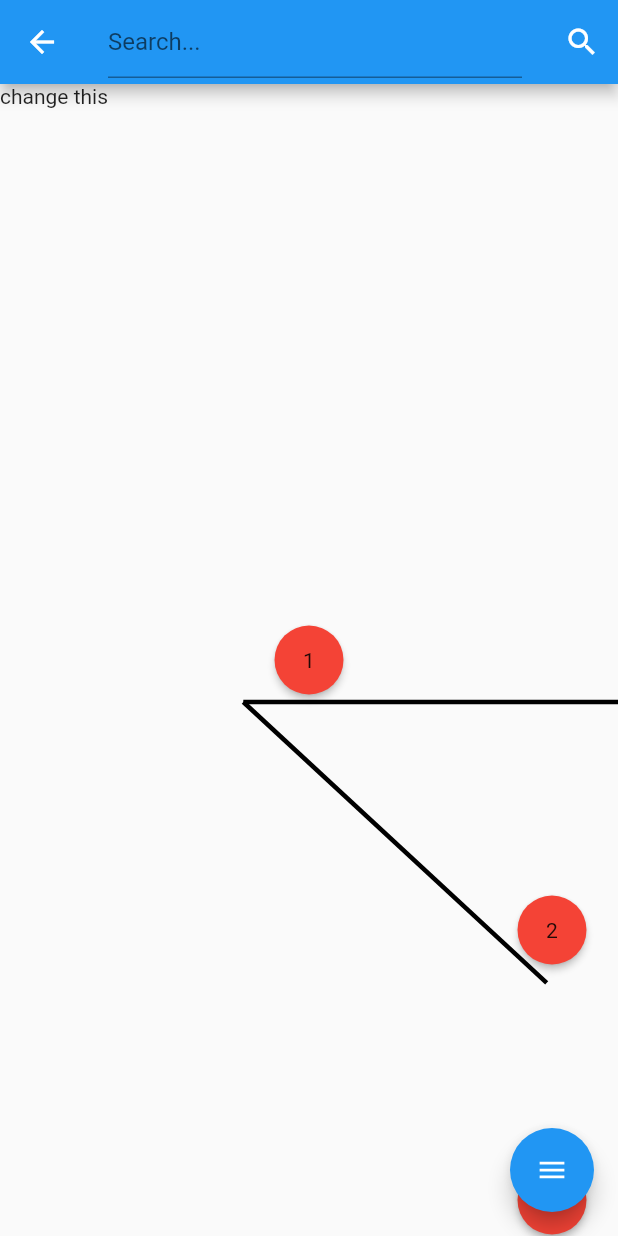
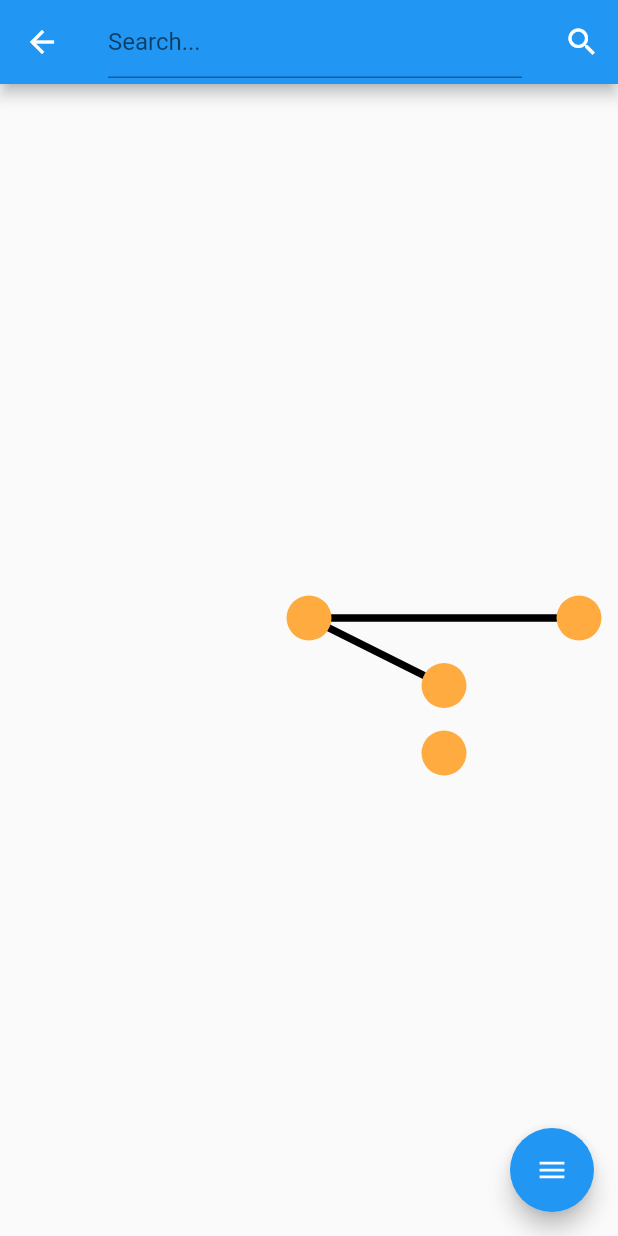
Before and after one commit to softeng-feup/open-cx-o-bando-dos-quatro, a Flutter app: the screen it shows after launch, after a tap on the "delete" icon, on a phone screen of 412 x 824 dp. Run offline on Flutter 3.47's test engine with Material 2 defaults, Android fonts, the phone set to English and light mode, and no system bars; drawn by our look-alikes of flutter_speed_dial; missing offline and left inert: flutter_nfc_reader.

Commit message:
Graph is displaying and is interactive

```diff
--- a/confview/lib/graph.dart
+++ b/confview/lib/graph.dart
@@ -1,4 +1,6 @@
 import 'dart:math';
+import 'package:flutter/material.dart';
+
 
 class Graph {
 
@@ -40,19 +42,29 @@ class Graph {
     List<Edge> getEdges() {
         return _edges;
     }
+
+    void updatePositions(Offset offset) {
+        for (Node node in _nodes) {
+            node.updatePosition(offset);
+        }
+    }
 }
 
 class Node {
     final int _id;
-    final double _x;
-    final double _y;
+    Offset _position;
     List<Edge> _edges = [];
 
-    Node(this._id, this._x, this._y);
+    Node(this._id, double x, double y) {
+        _position = Offset(x, y);
+    }
 
-    int getID() { return _id; }
-    double getX() { return _x; }
-    double getY() { return _y; }
+    int getID() {
+        return _id;
+    }
+    Offset getPosition() {
+        return _position;
+    }
 
     bool addEdge(Edge edge) {
         if (edge.getSrcNode() != this) {
@@ -61,6 +73,10 @@ class Node {
         _edges.add(edge);
         return true;
     }
+
+    void updatePosition(Offset offset) {
+        this._position += offset;
+    }
 }
 
 class Edge {
@@ -68,7 +84,8 @@ class Edge {
     double _distance;
 
     Edge(this._src, this._dest) {
-        _distance = sqrt(pow(_src.getX() - _dest.getX(), 2) + pow(_src.getY() - _dest.getY(), 2));
+
+        _distance = sqrt(pow(_src.getPosition().dx- _dest.getPosition().dx, 2) + pow(_src.getPosition().dy - _dest.getPosition().dy, 2));
     }
 
     Node getSrcNode() { return _src; }
--- a/confview/lib/graph_draw.dart
+++ b/confview/lib/graph_draw.dart
@@ -1,3 +1,5 @@
+import 'dart:math';
+
 import 'package:flutter/material.dart';
 import 'graph.dart';
 
@@ -13,6 +15,7 @@ class GraphDraw extends StatefulWidget {
 class _GraphDrawState extends State<GraphDraw> {
 
     Graph _graph = new Graph();
+    bool _addScreenOffset = true;
 
     @override
     void initState() {
@@ -22,132 +25,112 @@ class _GraphDrawState extends State<GraphDraw> {
 
     // TODO: this is a testing function to build a graph
     void _buildGraph() {
-        _graph.addNode(Node(1, 0.0, 0.0));
-        _graph.addNode(Node(2, 1.0, 0.5));
-        _graph.addNode(Node(3, 2.0, 0.0));
-        _graph.addNode(Node(4, 1.0, 1.0));
+        _graph.addNode(Node(1, 0, 0));
+        _graph.addNode(Node(2, 90, 45));
+        _graph.addNode(Node(3, 180, 0));
+        _graph.addNode(Node(4, 90, 90));
 
         _graph.addEdge(1, 2);
         _graph.addEdge(1, 3);
     }
-
-
-    final double _dragResistance = 200.0;
-    Alignment _graphAlignment = Alignment(0.0, 0.0);
+    // offset in pixels
+    Offset _graphHorizontalOffset = Offset(0.0, 0.0);
+    Offset _graphVerticalOffset = Offset(0.0, 0.0);
+    Offset _graphOffset = Offset(0.0, 0.0);
 
     @override
     Widget build(BuildContext context) {
-        List<Widget> stack = [];
 
-        stack.add(_buildEdges());
-
-        List<Node> nodes = _graph.getNodes();
-
-        for (Node node in nodes) {
-            stack.add(
-                Container(
-                    alignment: Alignment(node.getX(), node.getY()) + _graphAlignment,
-                    child: _buildNode(node),
-                ),
-            );
+        if (_addScreenOffset) {
+            _graphOffset += Offset(MediaQuery.of(context).size.width / 2.0, MediaQuery.of(context).size.height / 2.0 - kToolbarHeight);
+            _addScreenOffset = false;
         }
 
-        stack.add(
-            GestureDetector(
-                onHorizontalDragUpdate: _dragGraph,
-                onVerticalDragUpdate: _dragGraph,
+        return Container(
+            child: CustomPaint(
+            painter: GraphPainter(context, _graph, _graphOffset),
+            child: GestureDetector(
+                onVerticalDragStart: (details) {
+                    _graphVerticalOffset = details.globalPosition;
+                },
+                onVerticalDragUpdate: (details) {
+                    _graphOffset += details.globalPosition - _graphVerticalOffset;
+                    _graphVerticalOffset = details.globalPosition;
+                    setState(() {});
+                    print('graph offset : ' + _graphOffset.toString());
+                },
+                onHorizontalDragStart: (details) {
+                    _graphHorizontalOffset = details.globalPosition;
+                },
+                onHorizontalDragUpdate: (details) {
+                    _graphOffset += details.globalPosition - _graphHorizontalOffset;
+                    _graphHorizontalOffset = details.globalPosition;
+                    setState(() {});
+                    print('graph offset : ' + _graphOffset.toString());
+                },
+                onTapDown: _tap,
+                ),
             )
-        );
-
-        return Stack(
-            children: stack,
-        );
-
-    }
-
-    _dragGraph(DragUpdateDetails details) {
-        double dx = _graphAlignment.x + details.delta.dx / _dragResistance;
-        double dy = _graphAlignment.y + details.delta.dy / _dragResistance;
-
-        setState(() {
-            _graphAlignment = Alignment(dx, dy);
-        });
-
-        print(_graphAlignment);
-    }
-
-    Widget _buildNode(Node node) {
-
-        return RawMaterialButton(
-            shape: CircleBorder(),
-            child: Text(node.getID().toString()),
-            elevation: 2.0,
-            fillColor: Colors.red,
-            autofocus: false,
-            padding: const EdgeInsets.all(15.0),
-            onPressed: (){
-                print('Pressed Node');
-            },
         );
     }
 
-    Widget _buildEdges() {
+    void _tap(TapDownDetails details) {
 
-        return CustomPaint(
-            painter: EdgePainter(context, _graphAlignment, _graph.getEdges()),
-            child: Text('change this'),
-        );
+        Offset tap = details.localPosition;
+
+        for (Node node in _graph.getNodes()) {
+            Offset nodeOffset = node.getPosition() + _graphOffset;
+            double distance = sqrt(pow(tap.dx - nodeOffset.dx, 2) + pow(tap.dy - nodeOffset.dy, 2));
+
+            if (distance <= 17) {
+                print("pressed node with id : " + node.getID().toString());
+                break;
+            }
+        }
     }
 }
 
+class GraphPainter extends CustomPainter {
 
-class EdgePainter extends CustomPainter {
-
+    final Graph _graph;
     final BuildContext _context;
-    final Alignment _alignment;
-    final List<Edge> _edges;
-
-    Size _screenSize;
-    double _verticalOffset;
-
-    EdgePainter (this._context, this._alignment, this._edges) {
-        _screenSize = MediaQuery.of(_context).size;
-        _verticalOffset = kToolbarHeight;
-        print(kToolbarHeight);
-        print(MediaQuery.of(_context).padding.top);
-    }
+    final Offset _offset;
+    Offset _screenOffset;
 
 
+    GraphPainter(this._context, this._graph, this._offset) {
+        Size size = MediaQuery.of(_context).size;
+        _screenOffset = Offset(size.width / 2.0, size.height / 2.0 - kToolbarHeight);
+    }
 
     @override
     void paint(Canvas canvas, Size size) {
+        print('inside paint');
         final paintNormalEdge = Paint()
-            ..strokeWidth = 3;
+            ..strokeWidth = 5;
+        paintNormalEdge.color = Colors.black;
 
-        paint.color = Colors.black;
+        final paintNormalNode = Paint();
+        paintNormalNode.color = Colors.orangeAccent;
 
-        for (Edge edge in _edges) {
-            Node src = edge.getSrcNode();
-            Node dest = edge.getDestNode();
+        for (Edge edge in _graph.getEdges()) {
+            Node srcNode = edge.getSrcNode();
+            Node destNode = edge.getDestNode();
 
-            double srcX = ((src.getX() + _alignment.x) * _screenSize.width / 2.0 + _screenSize.width / 2.0) / 1.27;
-            double srcY = (src.getY() + _alignment.y) * _screenSize.height / (2.0 * 1.1) + _screenSize.height / 2.0;
-            print('srcX : $srcX');
-            print('srcY : $srcY');
-
-            double destX = (dest.getX() + _alignment.x) * _screenSize.width / (2.0 * 1.3) + _screenSize.width / 2.0;
-            double destY = (dest.getY() + _alignment.y) * _screenSize.height / (2.0 * 1.1) + _screenSize.height / 2.0;
-
-            Offset srcOffset = Offset(srcX, srcY);
-            Offset destOffset = Offset(destX, destY);
+            Offset srcOffset = srcNode.getPosition() /*+ _screenOffset*/ + _offset;
+            Offset destOffset = destNode.getPosition() /*+ _screenOffset*/ + _offset;
 
             canvas.drawLine(srcOffset, destOffset, paintNormalEdge);
         }
+
+        for (Node node in _graph.getNodes()) {
+            Offset nodeOffset = node.getPosition() + /*_screenOffset +*/ _offset;
+            canvas.drawCircle(nodeOffset, 15, paintNormalNode);
+        }
     }
 
-
     @override
-    bool shouldRepaint(CustomPainter oldDelegate) {
-        return true;
+    bool shouldRepaint(GraphPainter oldDelegate) {
+        return oldDelegate._offset != _offset;
     }
 }
```
